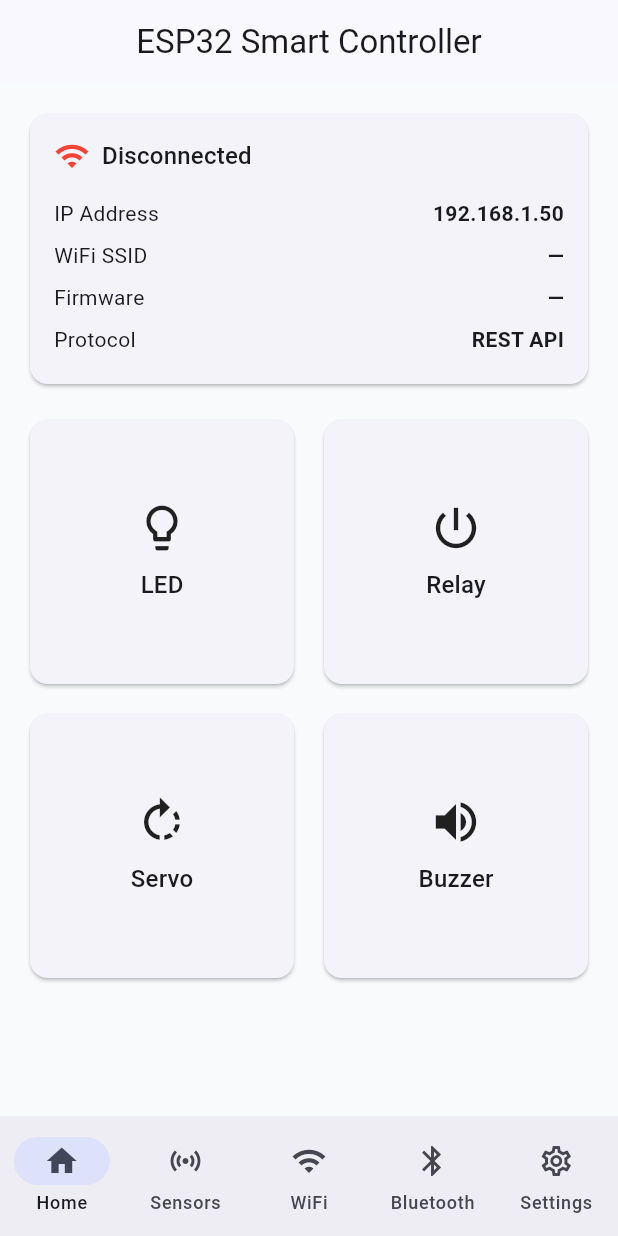
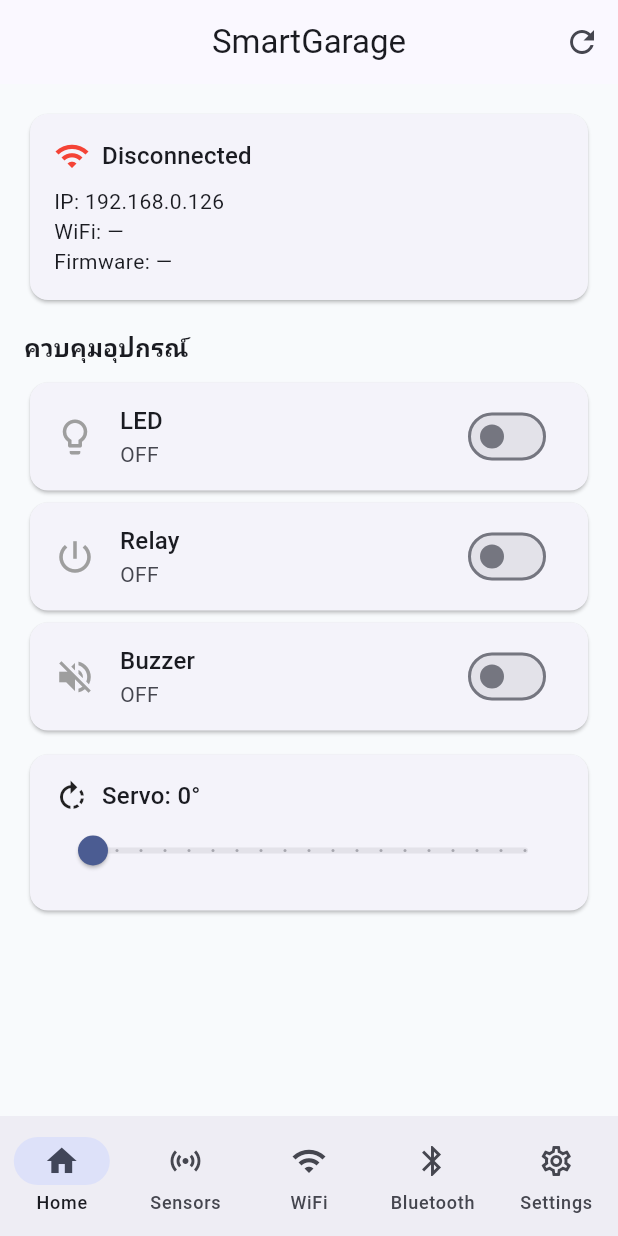
Before and after one commit to tylife2021/smart-garage, a Flutter app: the screen it shows after launch, on a phone screen of 412 x 824 dp. Run offline on Flutter 3.47's test engine with Material 3 defaults, Android fonts, the phone set to English and light mode, and no system bars; our stand-ins replace dio, fl_chart, flutter_blue_plus, flutter_riverpod, go_router; network calls fail.

Commit message:
Update device IP address and enhance home screen controls
- Changed device IP address from '192.168.1.50' to '192.168.0.126' in device_provider.dart.
- Added state providers for LED, relay, buzzer, and servo angle in home_screen.dart.
- Refactored home screen to include toggle controls for LED, relay, and buzzer with feedback messages.
- Implemented a slider for servo angle adjustment with real-time updates.
- Removed the old control grid and replaced it with a more user-friendly interface.

```diff
--- a/lib/providers/device_provider.dart
+++ b/lib/providers/device_provider.dart
@@ -6,7 +6,7 @@ import 'package:esp32_smart_controller/services/rest_device_service.dart';
 import 'package:flutter_riverpod/flutter_riverpod.dart';
 
 final deviceServiceProvider = Provider<DeviceCommService>((ref) {
-  return RestDeviceService(baseUrl: 'http://192.168.1.50');
+  return RestDeviceService(baseUrl: 'http://192.168.0.126');
 });
 
 final deviceStatusProvider = StateNotifierProvider<DeviceStatusController, DeviceStatus>((ref) {
@@ -65,7 +65,7 @@ class SensorReadingController extends StateNotifier<SensorReading?> {
 }
 
 class DeviceSettingsController extends StateNotifier<DeviceSettings> {
-  DeviceSettingsController() : super(const DeviceSettings(ipAddress: '192.168.1.50', language: 'EN', darkMode: false));
+  DeviceSettingsController() : super(const DeviceSettings(ipAddress: '192.168.0.126', language: 'EN', darkMode: false));
 
   void updateIp(String ipAddress) {
     state = DeviceSettings(ipAddress: ipAddress, language: state.language, darkMode: state.darkMode);
--- a/lib/screens/home_screen.dart
+++ b/lib/screens/home_screen.dart
@@ -1,6 +1,12 @@
 import 'package:esp32_smart_controller/providers/device_provider.dart';
 import 'package:flutter/material.dart';
 import 'package:flutter_riverpod/flutter_riverpod.dart';
+
+// State สำหรับเก็บสถานะ ON/OFF ของแต่ละอุปกรณ์
+final ledStateProvider     = StateProvider<bool>((ref) => false);
+final relayStateProvider   = StateProvider<bool>((ref) => false);
+final buzzerStateProvider  = StateProvider<bool>((ref) => false);
+final servoAngleProvider   = StateProvider<int>((ref) => 0);
 
 class HomeScreen extends ConsumerStatefulWidget {
   const HomeScreen({super.key});
@@ -21,39 +27,34 @@ class _HomeScreenState extends ConsumerState<HomeScreen> {
 
   @override
   Widget build(BuildContext context) {
-    final status = ref.watch(deviceStatusProvider);
-    final sensors = ref.watch(sensorReadingProvider);
+    final status   = ref.watch(deviceStatusProvider);
     final settings = ref.watch(deviceSettingsProvider);
+    final service  = ref.read(deviceServiceProvider);
+
+    final ledOn    = ref.watch(ledStateProvider);
+    final relayOn  = ref.watch(relayStateProvider);
+    final buzzerOn = ref.watch(buzzerStateProvider);
+    final servo    = ref.watch(servoAngleProvider);
 
     return Scaffold(
       appBar: AppBar(
-        title: const Text('ESP32 Smart Controller'),
+        title: const Text('SmartGarage'),
         centerTitle: true,
+        actions: [
+          IconButton(
+            icon: const Icon(Icons.refresh),
+            onPressed: () async {
+              await ref.read(deviceStatusProvider.notifier).refresh();
+            },
+          ),
+        ],
       ),
       body: SafeArea(
         child: ListView(
           padding: const EdgeInsets.all(16),
           children: [
-            _StatusCard(status: status, settings: settings),
-            const SizedBox(height: 16),
-            _ControlGrid(sensors: sensors),
-          ],
-        ),
-      ),
-    );
-  }
-}
-
-class _StatusCard extends StatelessWidget {
-  const _StatusCard({required this.status, required this.settings});
-
-  final dynamic status;
-  final dynamic settings;
-
-  @override
-  Widget build(BuildContext context) {
-    final isConnected = status.connected;
-    return Card(
+            // Status Card
+            Card(
               child: Padding(
                 padding: const EdgeInsets.all(16),
                 child: Column(
@@ -61,112 +62,135 @@ class _StatusCard extends StatelessWidget {
                   children: [
                     Row(
                       children: [
-                Icon(Icons.wifi, color: isConnected ? Colors.green : Colors.red),
+                        Icon(Icons.wifi, color: status.connected ? Colors.green : Colors.red),
                         const SizedBox(width: 8),
-                Text(isConnected ? 'Connected' : 'Disconnected', style: Theme.of(context).textTheme.titleMedium),
+                        Text(
+                          status.connected ? 'Connected' : 'Disconnected',
+                          style: Theme.of(context).textTheme.titleMedium,
+                        ),
                       ],
                     ),
-            const SizedBox(height: 12),
-            _InfoRow(label: 'IP Address', value: settings.ipAddress),
-            _InfoRow(label: 'WiFi SSID', value: status.ssid),
-            _InfoRow(label: 'Firmware', value: status.firmwareVersion),
-            _InfoRow(label: 'Protocol', value: 'REST API'),
+                    const SizedBox(height: 8),
+                    Text('IP: ${settings.ipAddress}'),
+                    Text('WiFi: ${status.ssid}'),
+                    Text('Firmware: ${status.firmwareVersion}'),
+                  ],
+                ),
+              ),
+            ),
+            const SizedBox(height: 16),
+            const Text('ควบคุมอุปกรณ์', style: TextStyle(fontSize: 16, fontWeight: FontWeight.bold)),
+            const SizedBox(height: 8),
+
+            // LED Toggle
+            _ToggleCard(
+              title: 'LED',
+              icon: ledOn ? Icons.lightbulb : Icons.lightbulb_outline,
+              iconColor: ledOn ? Colors.yellow : Colors.grey,
+              value: ledOn,
+              onChanged: (val) async {
+                ref.read(ledStateProvider.notifier).state = val;
+                await service.setLed(enabled: val);
+                _showSnack(context, 'LED ${val ? "ON 💡" : "OFF 🌑"}');
+              },
+            ),
+
+            // Relay Toggle
+            _ToggleCard(
+              title: 'Relay',
+              icon: Icons.power_settings_new,
+              iconColor: relayOn ? Colors.green : Colors.grey,
+              value: relayOn,
+              onChanged: (val) async {
+                ref.read(relayStateProvider.notifier).state = val;
+                await service.setRelay(enabled: val);
+                _showSnack(context, 'Relay ${val ? "ON ✅" : "OFF ❌"}');
+              },
+            ),
+
+            // Buzzer Toggle
+            _ToggleCard(
+              title: 'Buzzer',
+              icon: buzzerOn ? Icons.volume_up : Icons.volume_off,
+              iconColor: buzzerOn ? Colors.orange : Colors.grey,
+              value: buzzerOn,
+              onChanged: (val) async {
+                ref.read(buzzerStateProvider.notifier).state = val;
+                await service.setBuzzer(enabled: val);
+                _showSnack(context, 'Buzzer ${val ? "ON 🔔" : "OFF 🔕"}');
+              },
+            ),
+
+            // Servo Slider
+            const SizedBox(height: 8),
+            Card(
+              child: Padding(
+                padding: const EdgeInsets.all(16),
+                child: Column(
+                  crossAxisAlignment: CrossAxisAlignment.start,
+                  children: [
+                    Row(
+                      children: [
+                        const Icon(Icons.rotate_right),
+                        const SizedBox(width: 8),
+                        Text('Servo: $servo°', style: Theme.of(context).textTheme.titleMedium),
+                      ],
+                    ),
+                    Slider(
+                      value: servo.toDouble(),
+                      min: 0,
+                      max: 180,
+                      divisions: 18,
+                      label: '$servo°',
+                      onChanged: (val) {
+                        ref.read(servoAngleProvider.notifier).state = val.toInt();
+                      },
+                      onChangeEnd: (val) async {
+                        await service.setServo(angle: val.toInt());
+                        _showSnack(context, 'Servo → ${val.toInt()}°');
+                      },
+                    ),
+                  ],
+                ),
+              ),
+            ),
           ],
         ),
       ),
     );
   }
-}
 
-class _ControlGrid extends ConsumerWidget {
-  const _ControlGrid({required this.sensors});
-
-  final dynamic sensors;
-
-  @override
-  Widget build(BuildContext context, WidgetRef ref) {
-    final service = ref.read(deviceServiceProvider);
-
-    return GridView.count(
-      shrinkWrap: true,
-      crossAxisCount: 2,
-      mainAxisSpacing: 12,
-      crossAxisSpacing: 12,
-      physics: const NeverScrollableScrollPhysics(),
-      children: [
-        _ActionCard(
-          title: 'LED',
-          icon: Icons.lightbulb_outline,
-          onTap: () async => service.setLed(enabled: true),
-        ),
-        _ActionCard(
-          title: 'Relay',
-          icon: Icons.power_settings_new,
-          onTap: () async => service.setRelay(enabled: true),
-        ),
-        _ActionCard(
-          title: 'Servo',
-          icon: Icons.rotate_right,
-          onTap: () async => service.setServo(angle: 90),
-        ),
-        _ActionCard(
-          title: 'Buzzer',
-          icon: Icons.volume_up,
-          onTap: () async => service.setBuzzer(enabled: true),
-        ),
-      ],
-    );
+  void _showSnack(BuildContext context, String msg) {
+    ScaffoldMessenger.of(context).clearSnackBars();
+    ScaffoldMessenger.of(context).showSnackBar(SnackBar(content: Text(msg), duration: const Duration(seconds: 1)));
   }
 }
 
-class _ActionCard extends StatelessWidget {
-  const _ActionCard({required this.title, required this.icon, required this.onTap});
+class _ToggleCard extends StatelessWidget {
+  const _ToggleCard({
+    required this.title,
+    required this.icon,
+    required this.iconColor,
+    required this.value,
+    required this.onChanged,
+  });
 
   final String title;
   final IconData icon;
-  final Future<void> Function() onTap;
+  final Color iconColor;
+  final bool value;
+  final Future<void> Function(bool) onChanged;
 
   @override
   Widget build(BuildContext context) {
     return Card(
-      child: InkWell(
-        onTap: () async {
-          await onTap();
-          ScaffoldMessenger.of(context).showSnackBar(SnackBar(content: Text('$title command sent')));
-        },
-        child: Padding(
-          padding: const EdgeInsets.all(16),
-          child: Column(
-            mainAxisAlignment: MainAxisAlignment.center,
-            children: [
-              Icon(icon, size: 36),
-              const SizedBox(height: 8),
-              Text(title, style: Theme.of(context).textTheme.titleMedium),
-            ],
-          ),
-        ),
+      child: SwitchListTile(
+        secondary: Icon(icon, color: iconColor, size: 28),
+        title: Text(title, style: Theme.of(context).textTheme.titleMedium),
+        subtitle: Text(value ? 'ON' : 'OFF'),
+        value: value,
+        onChanged: onChanged,
       ),
     );
   }
 }
-
-class _InfoRow extends StatelessWidget {
-  const _InfoRow({required this.label, required this.value});
-
-  final String label;
-  final String value;
-
-  @override
-  Widget build(BuildContext context) {
-    return Padding(
-      padding: const EdgeInsets.symmetric(vertical: 4),
-      child: Row(
-        mainAxisAlignment: MainAxisAlignment.spaceBetween,
-        children: [
-          Text(label, style: Theme.of(context).textTheme.bodyMedium),
-          Text(value, style: Theme.of(context).textTheme.bodyMedium?.copyWith(fontWeight: FontWeight.w600)),
-        ],
-      ),
-    );
-  }
-}
```
Also changed, not shown: pubspec.lock (added), 15 other files. Lines whose indentation alone changed are shown as unchanged.
